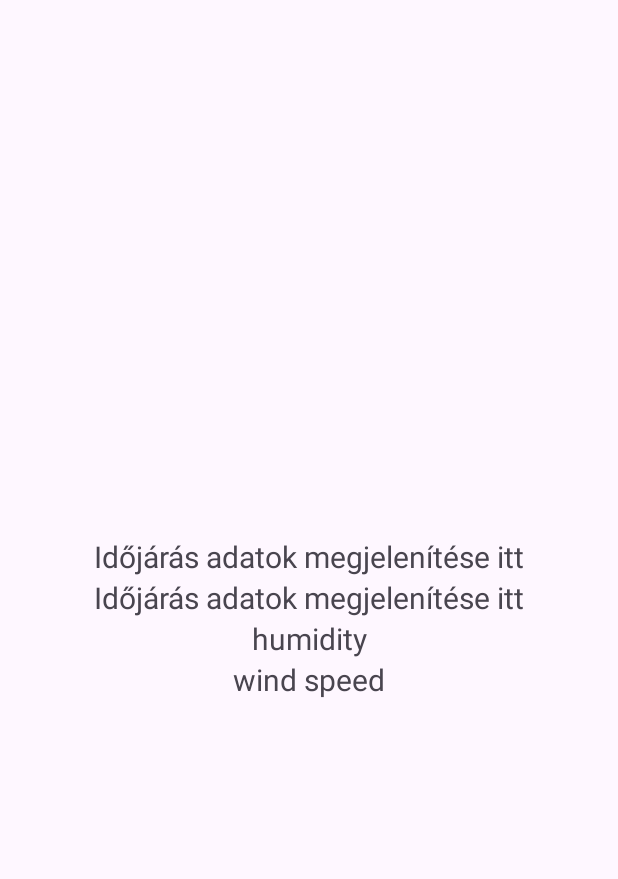
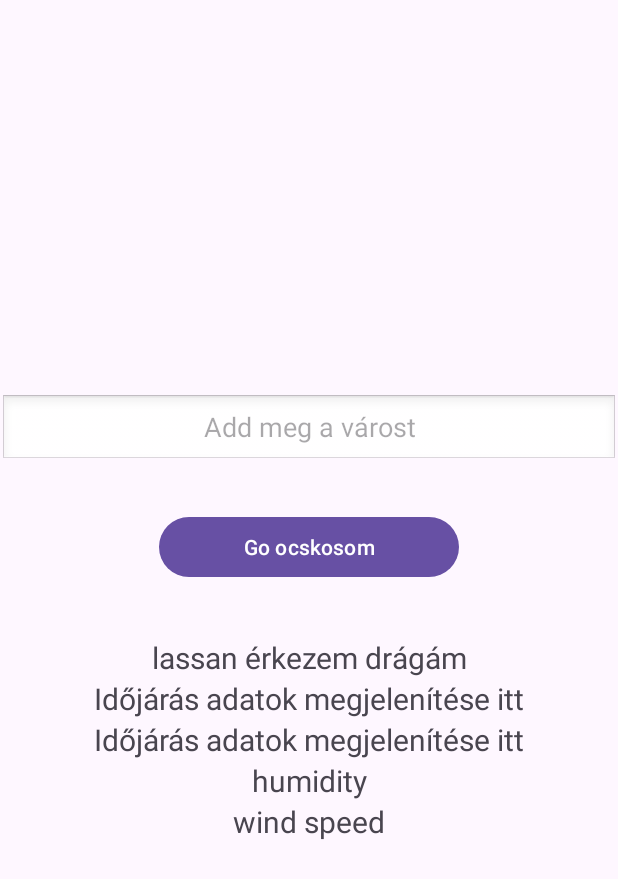
Before and after one commit to pmarcell-menemjo/KotlinBasics, an Android app: the WeatherActivity screen opened directly, with no data from a screen before it, on a phone screen of 412 x 824 dp. Shown: the top 879 px of the screen. Run offline under Robolectric (Android 15) with nearby library versions, the phone set to English and light mode, and no system bars.

Commit message:
commit 12.09

```diff
--- a/app/src/main/java/com/example/myapplication/WeatherActivity.kt
+++ b/app/src/main/java/com/example/myapplication/WeatherActivity.kt
@@ -3,6 +3,8 @@ package com.example.myapplication
 import android.annotation.SuppressLint
 import android.os.Bundle
 import android.util.Log
+import android.widget.Button
+import android.widget.EditText
 import android.widget.TextView
 import androidx.activity.enableEdgeToEdge
 import androidx.appcompat.app.AppCompatActivity
@@ -22,7 +24,11 @@ class WeatherActivity : AppCompatActivity() {
     private lateinit var textviewTempmin: TextView
     private lateinit var textviewHumidity: TextView
     private lateinit var textviewWindspeed: TextView
+    private lateinit var buttonCity: Button
+    private lateinit var editTextCity: EditText
+    private lateinit var textviewCity: TextView
     private val apiKey = "d1b1ac023a2486b6b94a4f6a46198ca2"
+    private var varos = "";
 
     @SuppressLint("MissingInflatedId")
     override fun onCreate(savedInstanceState: Bundle?) {
@@ -39,12 +45,22 @@ class WeatherActivity : AppCompatActivity() {
         textviewTempmin = findViewById(R.id.textview_tempmin)
         textviewHumidity = findViewById(R.id.textview_humidity)
         textviewWindspeed = findViewById(R.id.textview_windspeed)
-        fetchWeatherData()
+        buttonCity = findViewById(R.id.buttonCity)
+        editTextCity = findViewById(R.id.edittext_city)
+        textviewCity = findViewById(R.id.textview_city)
+
+        buttonCity.setOnClickListener{
+            val cityName = editTextCity.text
+            if(cityName.isNotBlank()){
+                varos = cityName.toString()
+            }
+            fetchWeatherData(varos)
+        }
 
 
     } // ONCREATE
 
-    private fun fetchWeatherData(){
+    private fun fetchWeatherData(varos:String){
         val retrofit = Retrofit.Builder()
             .baseUrl("https://api.openweathermap.org")
             .addConverterFactory(GsonConverterFactory.create())
@@ -52,7 +68,7 @@ class WeatherActivity : AppCompatActivity() {
 
         val weatherService = retrofit.create(WeatherService::class.java)
 
-        val call = weatherService.getWeather("Tatabánya", "metric", apiKey)
+        val call = weatherService.getWeather(varos, "metric", apiKey)
         call.enqueue(object: Callback<WeatherResponse>{
             override fun onResponse(
                 call: Call<WeatherResponse>,
@@ -62,13 +78,14 @@ class WeatherActivity : AppCompatActivity() {
                     val weatherResponse = response.body()
                     if (weatherResponse != null){
                         val weatherInfo = weatherResponse.main.temp
-                        textviewTemp.text = "current temp: " + weatherInfo.toString()
+                        textviewTemp.text = "current temp: " + weatherInfo.toString() + " °C"
                         val weatherInfo2 = weatherResponse.main.temp_min
-                        textviewTempmin.text = "min temp: " + weatherInfo2.toString()
+                        textviewTempmin.text = "min temp: " + weatherInfo2.toString() + " °C"
                         val weatherInfo3 = weatherResponse.main.humidity
-                        textviewHumidity.text = "humidity: " + weatherInfo3.toString()
+                        textviewHumidity.text = "humidity: " + weatherInfo3.toString() + "%"
                         val weatherInfo4 = weatherResponse.wind.speed
-                        textviewWindspeed.text = "wind speed: " + weatherInfo4.toString()
+                        textviewWindspeed.text = "wind speed: " + weatherInfo4.toString() + " km/h"
+                        textviewCity.text = varos
                     }
                 }
             }
--- a/app/src/main/res/layout/activity_weather.xml
+++ b/app/src/main/res/layout/activity_weather.xml
@@ -6,6 +6,31 @@
     android:orientation="vertical"
     android:gravity="center"
     tools:context=".WeatherActivity">
+
+    <EditText
+        android:id="@+id/edittext_city"
+        android:layout_width="match_parent"
+        android:layout_height="wrap_content"
+        android:gravity="center"
+        android:layout_marginBottom="30dp"
+        android:inputType="text"
+        android:background="@android:drawable/edit_text"
+        android:hint="Add meg a várost" />
+
+    <Button
+        android:id="@+id/buttonCity"
+        android:layout_width="200dp"
+        android:layout_height="wrap_content"
+        android:text="Go ocskosom"
+        android:layout_marginBottom="36dp" />
+
+    <TextView
+        android:id="@+id/textview_city"
+        android:layout_width="match_parent"
+        android:layout_height="wrap_content"
+        android:gravity="center"
+        android:text="lassan érkezem drágám"
+        android:textSize="20sp" />
 
     <TextView
         android:id="@+id/textview_temp"
```
